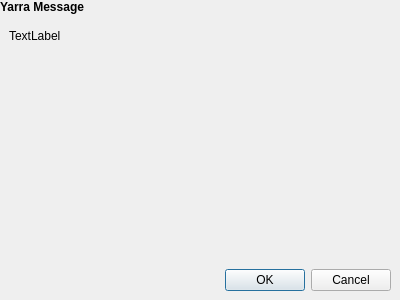
WillForan/yarraclient, file Client/rds_mailboxwindow.ui: the form before one commit.
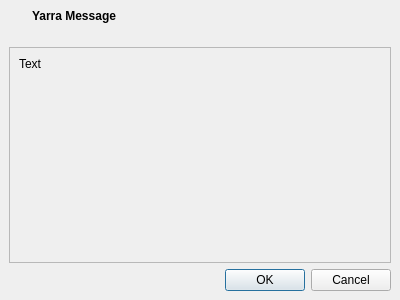
The form after the commit. Icons and pictures are not drawn.

Patch:
```diff
--- a/Client/rds_mailboxwindow.ui
+++ b/Client/rds_mailboxwindow.ui
@@ -27,6 +27,39 @@
     <number>0</number>
    </property>
    <item>
+    <layout class="QHBoxLayout" name="horizontalLayout_2">
+     <property name="spacing">
+      <number>0</number>
+     </property>
+     <property name="sizeConstraint">
+      <enum>QLayout::SetFixedSize</enum>
+     </property>
+     <item>
+      <widget class="QLabel" name="titleIcon">
+       <property name="sizePolicy">
+        <sizepolicy hsizetype="Fixed" vsizetype="Preferred">
+         <horstretch>0</horstretch>
+         <verstretch>0</verstretch>
+        </sizepolicy>
+       </property>
+       <property name="minimumSize">
+        <size>
+         <width>32</width>
+         <height>32</height>
+        </size>
+       </property>
+       <property name="text">
+        <string/>
+       </property>
+       <property name="pixmap">
+        <pixmap resource="rds.qrc">:/images/topIcon.png</pixmap>
+       </property>
+       <property name="alignment">
+        <set>Qt::AlignCenter</set>
+       </property>
+      </widget>
+     </item>
+     <item>
     <widget class="QLabel" name="titleLabel">
      <property name="sizePolicy">
       <sizepolicy hsizetype="Preferred" vsizetype="Fixed">
@@ -466,8 +499,10 @@
      </property>
     </widget>
    </item>
+    </layout>
+   </item>
    <item>
-    <layout class="QVBoxLayout" name="verticalLayout_2">
+    <layout class="QVBoxLayout" name="verticalLayout_2" stretch="0,1">
      <property name="leftMargin">
       <number>9</number>
      </property>
@@ -481,9 +516,24 @@
       <number>9</number>
      </property>
      <item>
+      <widget class="QScrollArea" name="scrollArea">
+       <property name="widgetResizable">
+        <bool>true</bool>
+       </property>
+       <widget class="QWidget" name="scrollAreaWidgetContents">
+        <property name="geometry">
+         <rect>
+          <x>0</x>
+          <y>0</y>
+          <width>380</width>
+          <height>211</height>
+         </rect>
+        </property>
+        <layout class="QVBoxLayout" name="verticalLayout_4">
+         <item>
       <widget class="QLabel" name="messageText">
        <property name="text">
-        <string>TextLabel</string>
+            <string>Text</string>
        </property>
        <property name="alignment">
         <set>Qt::AlignLeading|Qt::AlignLeft|Qt::AlignTop</set>
@@ -493,6 +543,12 @@
        </property>
       </widget>
      </item>
+        </layout>
+        <zorder>messageText</zorder>
+        <zorder>messageText</zorder>
+       </widget>
+      </widget>
+     </item>
      <item>
       <widget class="QDialogButtonBox" name="buttonBox">
        <property name="orientation">
```
Left out of the diff: 4 changed lines with no effect on the pictures. Lines whose indentation alone changed are shown as unchanged.
